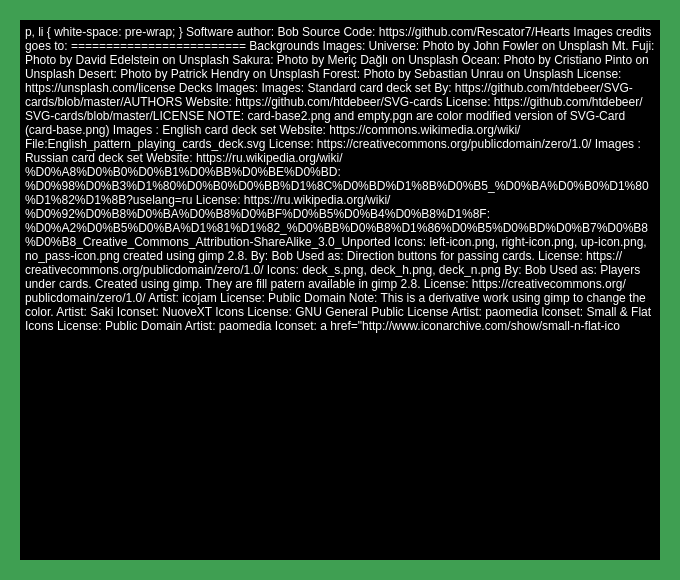
Rescator7/Hearts, file credits.ui: the form before one commit.
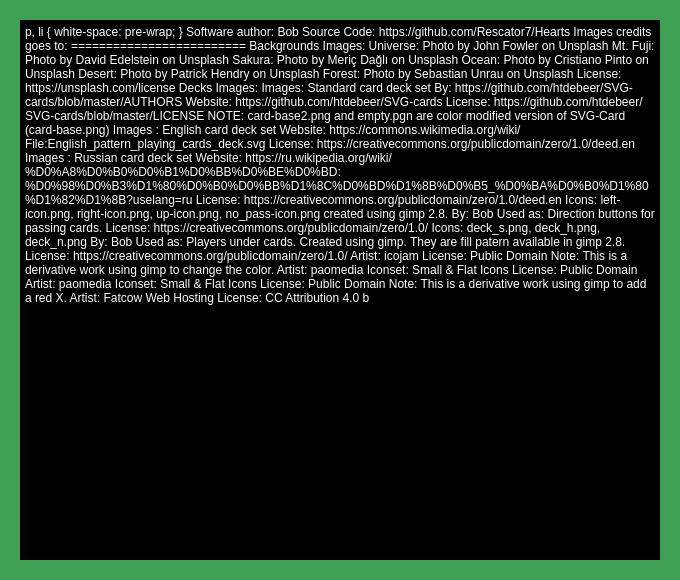
The form after the commit. Icons and pictures are not drawn.

Commit message: Russian license link fix Replacing the online start button by a public icon by paomedia

```diff
--- a/credits.ui
+++ b/credits.ui
@@ -958,12 +958,11 @@
 &lt;p style=&quot;-qt-paragraph-type:empty; margin-top:0px; margin-bottom:0px; margin-left:0px; margin-right:0px; -qt-block-indent:0; text-indent:0px;&quot;&gt;&lt;br /&gt;&lt;/p&gt;
 &lt;p style=&quot; margin-top:0px; margin-bottom:0px; margin-left:0px; margin-right:0px; -qt-block-indent:0; text-indent:0px;&quot;&gt;&lt;span style=&quot; text-decoration: underline;&quot;&gt;Images&lt;/span&gt;: English card deck set&lt;/p&gt;
 &lt;p style=&quot; margin-top:0px; margin-bottom:0px; margin-left:0px; margin-right:0px; -qt-block-indent:0; text-indent:0px;&quot;&gt;Website: &lt;a href=&quot;https://commons.wikimedia.org/wiki/File:English_pattern_playing_cards_deck.svg&quot;&gt;&lt;span style=&quot; text-decoration: underline; color:#5555ff;&quot;&gt;https://commons.wikimedia.org/wiki/File:English_pattern_playing_cards_deck.svg&lt;/span&gt;&lt;/a&gt;&lt;/p&gt;
-&lt;p style=&quot; margin-top:0px; margin-bottom:0px; margin-left:0px; margin-right:0px; -qt-block-indent:0; text-indent:0px;&quot;&gt;License: &lt;a href=&quot;https://creativecommons.org/publicdomain/zero/1.0/&quot;&gt;&lt;span style=&quot; text-decoration: underline; color:#5555ff;&quot;&gt;https://creativecommons.org/publicdomain/zero/1.0/&lt;/span&gt;&lt;/a&gt;&lt;/p&gt;
+&lt;p style=&quot; margin-top:0px; margin-bottom:0px; margin-left:0px; margin-right:0px; -qt-block-indent:0; text-indent:0px;&quot;&gt;License: &lt;a href=&quot;https://creativecommons.org/publicdomain/zero/1.0/deed.en&quot;&gt;&lt;span style=&quot; text-decoration: underline; color:#5555ff;&quot;&gt;https://creativecommons.org/publicdomain/zero/1.0/deed.en&lt;/span&gt;&lt;/a&gt;&lt;/p&gt;
 &lt;p style=&quot;-qt-paragraph-type:empty; margin-top:0px; margin-bottom:0px; margin-left:0px; margin-right:0px; -qt-block-indent:0; text-indent:0px; text-decoration: underline; color:#5555ff;&quot;&gt;&lt;br /&gt;&lt;/p&gt;
 &lt;p style=&quot; margin-top:0px; margin-bottom:0px; margin-left:0px; margin-right:0px; -qt-block-indent:0; text-indent:0px;&quot;&gt;&lt;span style=&quot; text-decoration: underline;&quot;&gt;Images&lt;/span&gt;: Russian card deck set&lt;/p&gt;
 &lt;p style=&quot; margin-top:0px; margin-bottom:0px; margin-left:0px; margin-right:0px; -qt-block-indent:0; text-indent:0px;&quot;&gt;Website: &lt;a href=&quot;https://ru.wikipedia.org/wiki/%D0%A8%D0%B0%D0%B1%D0%BB%D0%BE%D0%BD:%D0%98%D0%B3%D1%80%D0%B0%D0%BB%D1%8C%D0%BD%D1%8B%D0%B5_%D0%BA%D0%B0%D1%80%D1%82%D1%8B?uselang=ru&quot;&gt;&lt;span style=&quot; text-decoration: underline; color:#5555ff;&quot;&gt;https://ru.wikipedia.org/wiki/%D0%A8%D0%B0%D0%B1%D0%BB%D0%BE%D0%BD:%D0%98%D0%B3%D1%80%D0%B0%D0%BB%D1%8C%D0%BD%D1%8B%D0%B5_%D0%BA%D0%B0%D1%80%D1%82%D1%8B?uselang=ru&lt;/span&gt;&lt;/a&gt;&lt;/p&gt;
-&lt;p style=&quot; margin-top:0px; margin-bottom:0px; margin-left:0px; margin-right:0px; -qt-block-indent:0; text-indent:0px;&quot;&gt;License: &lt;a href=&quot;https://ru.wikipedia.org/wiki/%D0%92%D0%B8%D0%BA%D0%B8%D0%BF%D0%B5%D0%B4%D0%B8%D1%8F:%D0%A2%D0%B5%D0%BA%D1%81%D1%82_%D0%BB%D0%B8%D1%86%D0%B5%D0%BD%D0%B7%D0%B8%D0%B8_Creative_Commons_Attribution-ShareAlike_3.0_Unported&quot;&gt;&lt;span style=&quot; text-decoration: underline; color:#5555ff;&quot;&gt;https://ru.wikipedia.org/wiki/%D0%92%D0%B8%D0%BA%D0%B8%D0%BF%D0%B5%D0%B4%D0%B8%D1%8F:%D0%A2%D0%B5%D0%BA%D1%81%D1%82_%D0%BB%D0%B8%D1%86%D0%B5%D0%BD%D0%B7%D0%B8%D0%B8_Creative_Commons_Attribution-ShareAlike_3.0_Unported&lt;/span&gt;&lt;/a&gt;&lt;/p&gt;
-&lt;p style=&quot;-qt-paragraph-type:empty; margin-top:0px; margin-bottom:0px; margin-left:0px; margin-right:0px; -qt-block-indent:0; text-indent:0px; text-decoration: underline; color:#5555ff;&quot;&gt;&lt;br /&gt;&lt;/p&gt;
+&lt;p style=&quot; margin-top:0px; margin-bottom:0px; margin-left:0px; margin-right:0px; -qt-block-indent:0; text-indent:0px;&quot;&gt;License: &lt;a href=&quot;https://creativecommons.org/publicdomain/zero/1.0/deed.en&quot;&gt;&lt;span style=&quot; text-decoration: underline; color:#5555ff;&quot;&gt;https://creativecommons.org/publicdomain/zero/1.0/deed.en&lt;/span&gt;&lt;/a&gt;&lt;/p&gt;
 &lt;p style=&quot;-qt-paragraph-type:empty; margin-top:0px; margin-bottom:0px; margin-left:0px; margin-right:0px; -qt-block-indent:0; text-indent:0px; text-decoration: underline; color:#5555ff;&quot;&gt;&lt;br /&gt;&lt;/p&gt;
 &lt;p style=&quot; margin-top:0px; margin-bottom:0px; margin-left:0px; margin-right:0px; -qt-block-indent:0; text-indent:0px;&quot;&gt;&lt;span style=&quot; text-decoration: underline;&quot;&gt;Icons: left-icon.png, right-icon.png, up-icon.png, no_pass-icon.png&lt;/span&gt;&lt;/p&gt;
 &lt;p style=&quot;-qt-paragraph-type:empty; margin-top:0px; margin-bottom:0px; margin-left:0px; margin-right:0px; -qt-block-indent:0; text-indent:0px; text-decoration: underline;&quot;&gt;&lt;br /&gt;&lt;/p&gt;
@@ -986,14 +985,7 @@
 &lt;p style=&quot; margin-top:0px; margin-bottom:0px; margin-left:0px; margin-right:0px; -qt-block-indent:0; text-indent:0px;&quot;&gt;&lt;span style=&quot; font-weight:600;&quot;&gt;Note: &lt;/span&gt;This is a&lt;span style=&quot; font-weight:600;&quot;&gt; &lt;/span&gt;derivative work using gimp to change the color.&lt;/p&gt;
 &lt;p style=&quot;-qt-paragraph-type:empty; margin-top:0px; margin-bottom:0px; margin-left:0px; margin-right:0px; -qt-block-indent:0; text-indent:0px;&quot;&gt;&lt;br /&gt;&lt;/p&gt;
 &lt;p style=&quot;-qt-paragraph-type:empty; margin-top:0px; margin-bottom:0px; margin-left:0px; margin-right:0px; -qt-block-indent:0; text-indent:0px;&quot;&gt;&lt;br /&gt;&lt;/p&gt;
-&lt;p style=&quot; margin-top:0px; margin-bottom:0px; margin-left:0px; margin-right:0px; -qt-block-indent:0; text-indent:0px;&quot;&gt;&lt;img src=&quot;:/icons/Actions-player-play-icon.png&quot; /&gt;&lt;/p&gt;
-&lt;p style=&quot;-qt-paragraph-type:empty; margin-top:0px; margin-bottom:0px; margin-left:0px; margin-right:0px; -qt-block-indent:0; text-indent:0px;&quot;&gt;&lt;br /&gt;&lt;/p&gt;
-&lt;p style=&quot; margin-top:0px; margin-bottom:0px; margin-left:0px; margin-right:0px; -qt-block-indent:0; text-indent:0px;&quot;&gt;&lt;span style=&quot; font-weight:600;&quot;&gt;Artist:&lt;/span&gt; &lt;a href=&quot;http://www.iconarchive.com/artist/saki.html&quot;&gt;&lt;span style=&quot; text-decoration: underline; color:#5555ff;&quot;&gt;Saki&lt;/span&gt;&lt;/a&gt;&lt;/p&gt;
-&lt;p style=&quot; margin-top:0px; margin-bottom:0px; margin-left:0px; margin-right:0px; -qt-block-indent:0; text-indent:0px;&quot;&gt;&lt;span style=&quot; font-weight:600;&quot;&gt;Iconset:&lt;/span&gt; &lt;a href=&quot;http://www.iconarchive.com/show/nuoveXT-icons-by-saki.html&quot;&gt;&lt;span style=&quot; text-decoration: underline; color:#5555ff;&quot;&gt;NuoveXT Icons&lt;/span&gt;&lt;/a&gt;&lt;/p&gt;
-&lt;p style=&quot; margin-top:0px; margin-bottom:0px; margin-left:0px; margin-right:0px; -qt-block-indent:0; text-indent:0px;&quot;&gt;&lt;span style=&quot; font-weight:600;&quot;&gt;License:&lt;/span&gt; &lt;a href=&quot;http://en.wikipedia.org/wiki/GNU_General_Public_License&quot;&gt;&lt;span style=&quot; text-decoration: underline; color:#5555ff;&quot;&gt;GNU General Public License&lt;/span&gt;&lt;/a&gt;&lt;/p&gt;
-&lt;p style=&quot;-qt-paragraph-type:empty; margin-top:0px; margin-bottom:0px; margin-left:0px; margin-right:0px; -qt-block-indent:0; text-indent:0px; text-decoration: underline; color:#5555ff;&quot;&gt;&lt;br /&gt;&lt;/p&gt;
-&lt;p style=&quot;-qt-paragraph-type:empty; margin-top:0px; margin-bottom:0px; margin-left:0px; margin-right:0px; -qt-block-indent:0; text-indent:0px;&quot;&gt;&lt;br /&gt;&lt;/p&gt;
-&lt;p style=&quot; margin-top:0px; margin-bottom:0px; margin-left:0px; margin-right:0px; -qt-block-indent:0; text-indent:0px;&quot;&gt;&lt;img src=&quot;:/icons/Paomedia-Small-N-Flat-Sign-left.svg&quot; /&gt;&lt;img src=&quot;:/icons/Paomedia-Small-N-Flat-Sign-up.svg&quot; /&gt;&lt;img src=&quot;:/icons/Paomedia-Small-N-Flat-Sign-add.svg&quot; /&gt;&lt;/p&gt;
+&lt;p style=&quot; margin-top:0px; margin-bottom:0px; margin-left:0px; margin-right:0px; -qt-block-indent:0; text-indent:0px;&quot;&gt;&lt;img src=&quot;:/icons/Paomedia-Small-N-Flat-Sign-left.svg&quot; /&gt;&lt;img src=&quot;:/icons/Paomedia-Small-N-Flat-Sign-up.svg&quot; /&gt;&lt;img src=&quot;:/icons/Paomedia-Small-N-Flat-Sign-add.svg&quot; /&gt;&lt;img src=&quot;:/icons/Paomedia-Small-N-Flat-Sign-check.svg&quot; /&gt;&lt;/p&gt;
 &lt;p style=&quot;-qt-paragraph-type:empty; margin-top:0px; margin-bottom:0px; margin-left:0px; margin-right:0px; -qt-block-indent:0; text-indent:0px;&quot;&gt;&lt;br /&gt;&lt;/p&gt;
 &lt;p style=&quot; margin-top:0px; margin-bottom:0px; margin-left:0px; margin-right:0px; -qt-block-indent:0; text-indent:0px;&quot;&gt;&lt;span style=&quot; font-weight:600;&quot;&gt;Artist:&lt;/span&gt; &lt;a href=&quot;http://www.iconarchive.com/artist/paomedia.html&quot;&gt;&lt;span style=&quot; text-decoration: underline; color:#5555ff;&quot;&gt;paomedia&lt;/span&gt;&lt;/a&gt;&lt;/p&gt;
 &lt;p style=&quot; margin-top:0px; margin-bottom:0px; margin-left:0px; margin-right:0px; -qt-block-indent:0; text-indent:0px;&quot;&gt;&lt;span style=&quot; font-weight:600;&quot;&gt;Iconset:&lt;/span&gt; &lt;a href=&quot;http://www.iconarchive.com/show/small-n-flat-icons-by-paomedia.html&quot;&gt;&lt;span style=&quot; text-decoration: underline; color:#5555ff;&quot;&gt;Small &amp;amp; Flat Icons&lt;/span&gt;&lt;/a&gt;&lt;/p&gt;
```
The commit also changes 6 other files.
